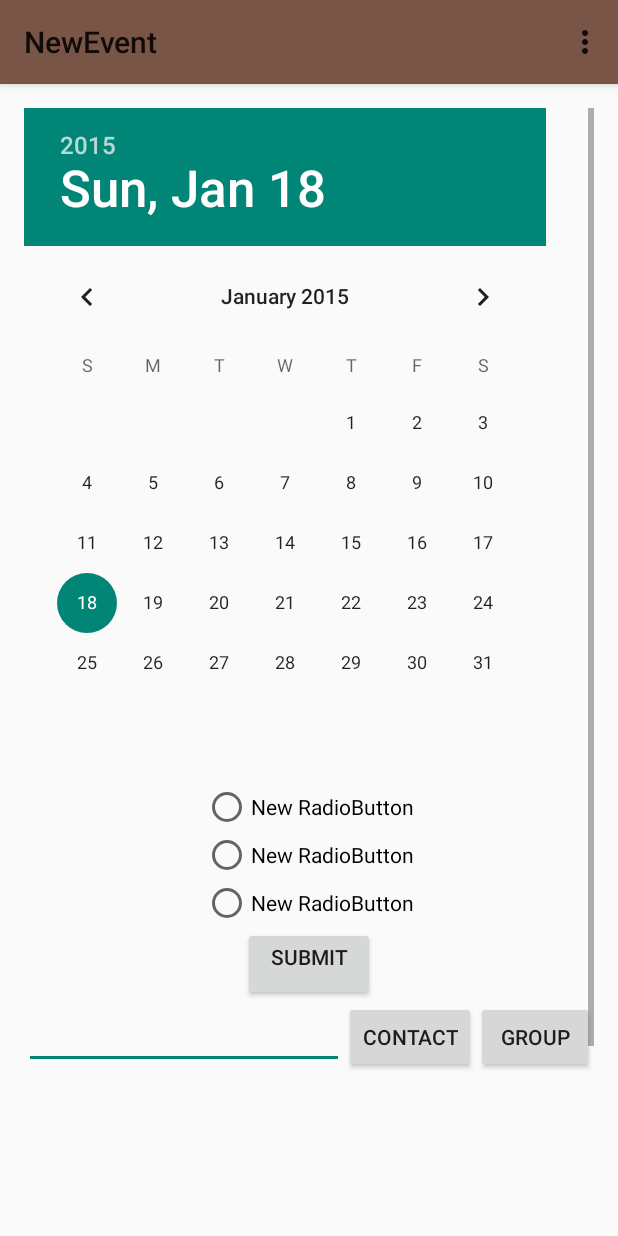
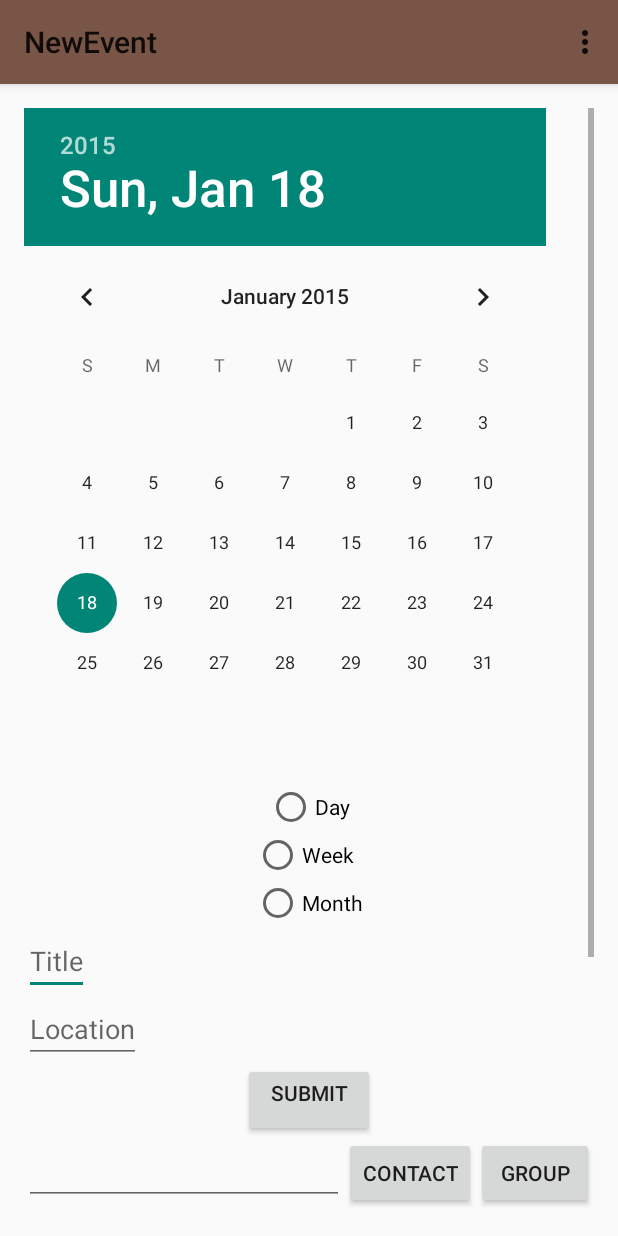
Before and after one commit to Stuart4/FoxMeet-Android, an Android app: the NewEvent screen opened directly, with no data from a screen before it, on a phone screen of 412 x 824 dp. Run offline under Robolectric (Android 15) with nearby library versions, the phone set to English and light mode, and no system bars.

Commit message:
complete enought

```diff
--- a/app/src/main/res/layout/activity_new_event.xml
+++ b/app/src/main/res/layout/activity_new_event.xml
@@ -23,23 +23,28 @@
 					android:id="@+id/datePicker"/>
 			<RadioGroup
 					android:layout_width="wrap_content"
+					android:id="@+id/radioGroup"
 					android:layout_height="wrap_content" android:layout_gravity="center_horizontal">
 				<RadioButton
 						android:layout_width="wrap_content"
 						android:layout_height="wrap_content"
-						android:text="New RadioButton"
+						android:text="Day"
 						android:id="@+id/radioButton" android:layout_gravity="center_horizontal"/>
 				<RadioButton
 						android:layout_width="wrap_content"
 						android:layout_height="wrap_content"
-						android:text="New RadioButton"
+						android:text="Week"
 						android:id="@+id/radioButton2"/>
 				<RadioButton
 						android:layout_width="wrap_content"
 						android:layout_height="wrap_content"
-						android:text="New RadioButton"
+						android:text="Month"
 						android:id="@+id/radioButton3"/>
 			</RadioGroup>
+			<EditText android:layout_width="wrap_content" android:layout_height="wrap_content"
+			          android:id="@+id/eventTitle" android:hint="Title"/>
+			<EditText android:layout_width="wrap_content" android:layout_height="wrap_content"
+			          android:id="@+id/eventLocation" android:hint="Location"/>
 			<Button
 					android:layout_width="wrap_content"
 					android:layout_height="wrap_content"
```
Also changed, not shown: app/src/main/java/com/foxcorp/foxmeet/foxmeet_android/MainActivity.java (+6 -8 lines), app/src/main/java/com/foxcorp/foxmeet/foxmeet_android/NewEvent.java (+21 -0 lines), app/src/main/java/com/foxcorp/foxmeet/foxmeet_android/SendCommand.java (+65 -9 lines).
